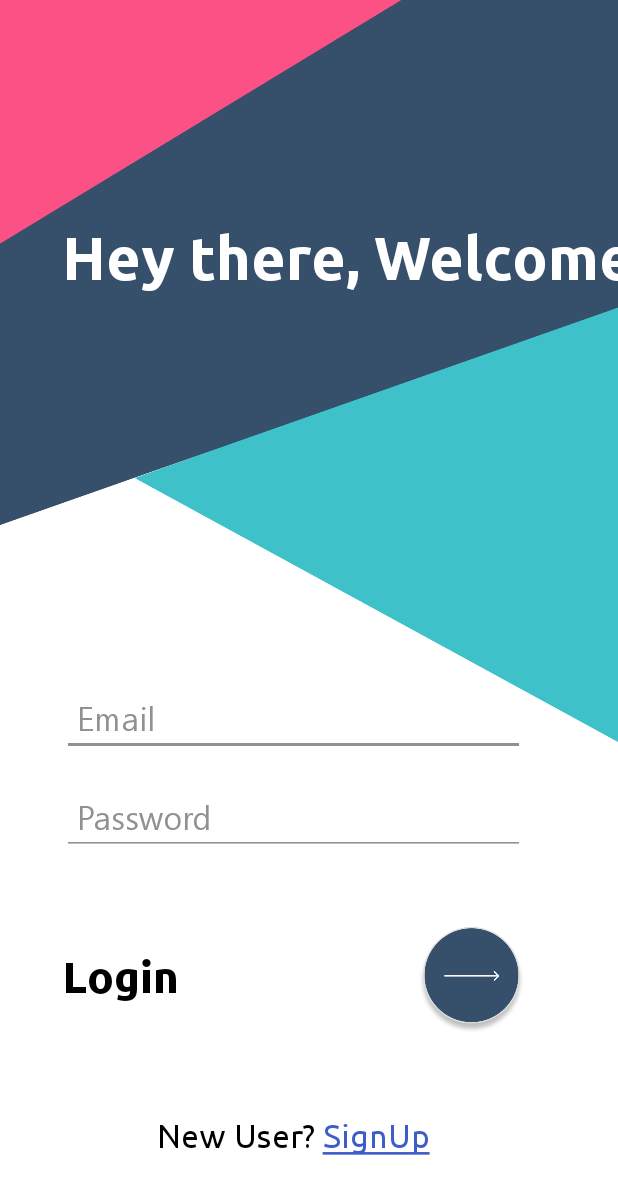
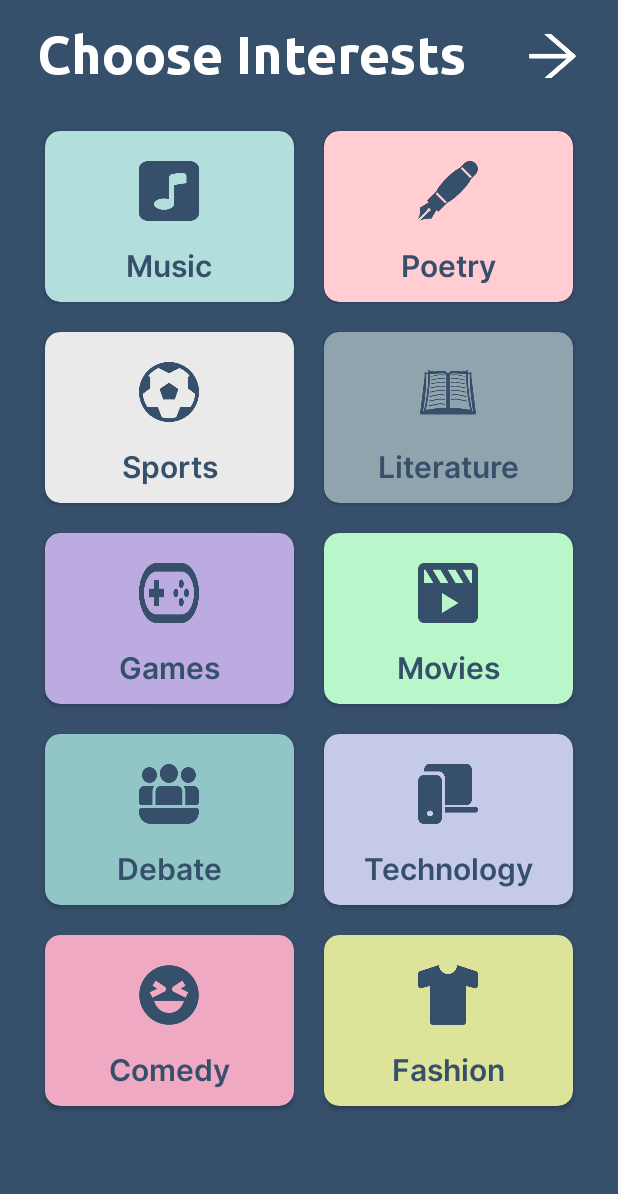
Before and after one commit to Vaibhav5702/Milan, an Android app: the screen it shows after launch (LoginActivity before the commit, InterestActivity after it), on a phone screen of 412 x 824 dp. Shown: the top 1194 px of the screen. Run offline under Robolectric (Android 15) with nearby library versions, the phone set to English and light mode, and no system bars.

Commit message:
Interests

```diff
--- a/app/src/main/AndroidManifest.xml
+++ b/app/src/main/AndroidManifest.xml
@@ -9,7 +9,8 @@
         android:roundIcon="@mipmap/ic_launcher_round"
         android:supportsRtl="true"
         android:theme="@style/Theme.Milan">
-        <activity android:name=".SignUpActivity"></activity>
+        <activity android:name=".InterestActivity"></activity>
+        <activity android:name=".SignUpActivity" />
         <activity android:name=".LoginActivity" />
         <activity android:name=".MainActivity">
             <intent-filter>
--- /dev/null
+++ b/app/src/main/java/com/example/milan/Interest.java
@@ -0,0 +1,16 @@
+package com.example.milan;
+
+public class Interest {
+    String interest;
+
+    public Interest(String interest) {
+        this.interest = interest;
+    }
+
+
+    public String getInterest() {
+        return interest;
+    }
+
+
+}
--- /dev/null
+++ b/app/src/main/java/com/example/milan/InterestActivity.java
@@ -0,0 +1,48 @@
+package com.example.milan;
+
+import androidx.appcompat.app.AppCompatActivity;
+import androidx.recyclerview.widget.GridLayoutManager;
+import androidx.recyclerview.widget.RecyclerView;
+
+import android.os.Bundle;
+
+import java.util.ArrayList;
+
+public class InterestActivity extends AppCompatActivity implements InterestAdapter.ItemClick {
+
+    RecyclerView recyclerView;
+    RecyclerView.Adapter adapter;
+    RecyclerView.LayoutManager layoutManager;
+    ArrayList<Interest> interestArrayList;
+    @Override
+    protected void onCreate(Bundle savedInstanceState) {
+        super.onCreate(savedInstanceState);
+        setContentView(R.layout.activity_interest);
+        recyclerView=findViewById(R.id.interest_rv);
+        createList();
+        layoutManager=new GridLayoutManager(this,2,RecyclerView.VERTICAL,false);
+        adapter=new InterestAdapter(this,interestArrayList);
+        recyclerView.setHasFixedSize(true);
+        recyclerView.setAdapter(adapter);
+        recyclerView.setLayoutManager(layoutManager);
+    }
+    public void createList()
+    {
+        interestArrayList=new ArrayList<>();
+        interestArrayList.add(new Interest("music"));
+        interestArrayList.add(new Interest("poetry"));
+        interestArrayList.add(new Interest("sports"));
+        interestArrayList.add(new Interest("literature"));
+        interestArrayList.add(new Interest("games"));
+        interestArrayList.add(new Interest("movies"));
+        interestArrayList.add(new Interest("debate"));
+        interestArrayList.add(new Interest("technology"));
+        interestArrayList.add(new Interest("comedy"));
+        interestArrayList.add(new Interest("fashion"));
+    }
+
+    @Override
+    public void onItemClick(int i) {
+
+    }
+}
--- /dev/null
+++ b/app/src/main/java/com/example/milan/InterestAdapter.java
@@ -0,0 +1,105 @@
+package com.example.milan;
+
+import android.content.Context;
+import android.graphics.Color;
+import android.graphics.drawable.ColorDrawable;
+import android.view.LayoutInflater;
+import android.view.View;
+import android.view.ViewGroup;
+import android.widget.ImageView;
+import android.widget.TextView;
+
+import androidx.cardview.widget.CardView;
+import androidx.recyclerview.widget.RecyclerView;
+
+import java.util.List;
+
+public class InterestAdapter extends RecyclerView.Adapter<InterestAdapter.ViewHolder> {
+    ItemClick activity;
+    List<Interest> list;
+
+    public interface ItemClick {
+        void onItemClick(int i);
+    }
+
+    public InterestAdapter(Context context, List<Interest> list) {
+        this.list = list;
+        this.activity = (ItemClick) context;
+    }
+
+    public class ViewHolder extends RecyclerView.ViewHolder {
+        ImageView interest_icon;
+        TextView interest_text;
+        CardView interest_card;
+
+        public ViewHolder(View itemView) {
+            super(itemView);
+            this.interest_icon=itemView.findViewById(R.id.interest_icon);
+            this.interest_card=itemView.findViewById(R.id.interest_card);
+            this.interest_text=itemView.findViewById(R.id.interest_text);
+            itemView.setOnClickListener(v -> InterestAdapter.this.activity.onItemClick(InterestAdapter.this.list.indexOf((Interest) v.getTag())));
+        }
+    }
+
+    public ViewHolder onCreateViewHolder(ViewGroup parent, int viewType) {
+        return new ViewHolder(LayoutInflater.from(parent.getContext()).inflate(R.layout.interest_layout, parent, false));
+    }
+
+    public void onBindViewHolder(ViewHolder holder, int position) {
+        holder.itemView.setTag(this.list.get(position));
+        if(this.list.get(position).getInterest().equals("music")) {
+            holder.interest_text.setText("Music");
+            holder.interest_icon.setImageResource(R.drawable.music_interest);
+            holder.interest_card.getBackground().setTint(Color.parseColor("#B2DFDB"));
+        }
+        else if(this.list.get(position).getInterest().equals("poetry")) {
+            holder.interest_text.setText("Poetry");
+            holder.interest_icon.setImageResource(R.drawable.poetry_interest);
+            holder.interest_card.getBackground().setTint(Color.parseColor("#FFCDD2"));
+        }
+        else if(this.list.get(position).getInterest().equals("sports")) {
+            holder.interest_text.setText("Sports");
+            holder.interest_icon.setImageResource(R.drawable.sports_interest);
+            holder.interest_card.getBackground().setTint(Color.parseColor("#EAEAEA"));
+        }
+        else if(this.list.get(position).getInterest().equals("literature")) {
+            holder.interest_text.setText("Literature");
+            holder.interest_icon.setImageResource(R.drawable.literature_interest);
+            holder.interest_card.getBackground().setTint(Color.parseColor("#90A4AE"));
+        }
+        else if(this.list.get(position).getInterest().equals("games")) {
+            holder.interest_text.setText("Games");
+            holder.interest_icon.setImageResource(R.drawable.game_interest);
+            holder.interest_card.getBackground().setTint(Color.parseColor("#BCABE1"));
+        }
+        else if(this.list.get(position).getInterest().equals("movies")) {
+            holder.interest_text.setText("Movies");
+            holder.interest_icon.setImageResource(R.drawable.movies_interest);
+            holder.interest_card.getBackground().setTint(Color.parseColor("#B9F6CA"));
+        }
+        else if(this.list.get(position).getInterest().equals("debate")) {
+            holder.interest_text.setText("Debate");
+            holder.interest_icon.setImageResource(R.drawable.debate_interest);
+            holder.interest_card.getBackground().setTint(Color.parseColor("#92C6C6"));
+        }
+        else if(this.list.get(position).getInterest().equals("technology")) {
+            holder.interest_text.setText("Technology");
+            holder.interest_icon.setImageResource(R.drawable.tech_interest);
+            holder.interest_card.getBackground().setTint(Color.parseColor("#C5CAE9"));
+        }
+        else if(this.list.get(position).getInterest().equals("comedy")) {
+            holder.interest_text.setText("Comedy");
+            holder.interest_icon.setImageResource(R.drawable.comedy_interest);
+            holder.interest_card.getBackground().setTint(Color.parseColor("#F0A9C2"));
+        }
+        else if(this.list.get(position).getInterest().equals("fashion")) {
+            holder.interest_text.setText("Fashion");
+            holder.interest_icon.setImageResource(R.drawable.fashion_interest);
+            holder.interest_card.getBackground().setTint(Color.parseColor("#DDE398"));
+        }
+    }
+
+    public int getItemCount() {
+        return this.list.size();
+    }
+}
--- a/app/src/main/java/com/example/milan/MainActivity.java
+++ b/app/src/main/java/com/example/milan/MainActivity.java
@@ -11,7 +11,7 @@ public class MainActivity extends AppCompatActivity {
     protected void onCreate(Bundle savedInstanceState) {
         super.onCreate(savedInstanceState);
         setContentView(R.layout.activity_main);
-        Intent intent= new Intent(MainActivity.this,LoginActivity.class);
+        Intent intent= new Intent(MainActivity.this,InterestActivity.class);
         startActivity(intent);
     }
 }
--- /dev/null
+++ b/app/src/main/res/layout/activity_interest.xml
@@ -0,0 +1,40 @@
+<?xml version="1.0" encoding="utf-8"?>
+<LinearLayout xmlns:android="http://schemas.android.com/apk/res/android"
+    xmlns:app="http://schemas.android.com/apk/res-auto"
+    xmlns:tools="http://schemas.android.com/tools"
+    android:layout_width="match_parent"
+    android:layout_height="match_parent"
+    android:background="#364F6B"
+    android:orientation="vertical"
+    tools:context=".InterestActivity">
+    <LinearLayout
+        android:layout_width="match_parent"
+        android:layout_height="wrap_content">
+        <TextView
+            android:layout_width="0dp"
+            android:layout_height="wrap_content"
+            android:text="Choose Interests"
+            android:textColor="@color/white"
+            android:fontFamily="@font/ubuntu_bold"
+            android:textSize="35sp"
+            android:gravity="center_horizontal"
+            android:layout_marginTop="15dp"
+            android:layout_weight="5"/>
+        <ImageView
+            android:layout_width="0dp"
+            android:layout_height="30dp"
+            android:src="@drawable/forward_arrow"
+            android:layout_weight="1"
+            android:layout_marginTop="22dp"
+            android:layout_marginEnd="10dp"
+            />
+    </LinearLayout>
+
+    <androidx.recyclerview.widget.RecyclerView
+        android:id="@+id/interest_rv"
+        android:layout_width="match_parent"
+        android:layout_height="wrap_content"
+        android:layout_margin="20dp"/>
+
+
+</LinearLayout>
--- /dev/null
+++ b/app/src/main/res/layout/interest_layout.xml
@@ -0,0 +1,45 @@
+<?xml version="1.0" encoding="utf-8"?>
+<LinearLayout xmlns:android="http://schemas.android.com/apk/res/android"
+    xmlns:tools="http://schemas.android.com/tools"
+    android:layout_width="match_parent"
+    android:layout_height="wrap_content"
+    xmlns:app="http://schemas.android.com/apk/res-auto">
+    <androidx.cardview.widget.CardView
+        android:id="@+id/interest_card"
+        android:layout_width="match_parent"
+        android:layout_height="wrap_content"
+        android:backgroundTint="#B2DFDB"
+        android:layout_margin="10dp"
+        app:cardCornerRadius="10dp"
+        android:outlineAmbientShadowColor="@color/black"
+        android:elevation="20dp"
+        tools:targetApi="p">
+        <LinearLayout
+            android:layout_width="match_parent"
+            android:layout_height="match_parent"
+            android:orientation="vertical"
+            android:padding="10dp">
+            <ImageView
+                android:id="@+id/interest_icon"
+                android:layout_width="40dp"
+                android:layout_height="40dp"
+                android:scaleType="fitXY"
+                android:layout_gravity="center_horizontal"
+                android:src="@drawable/music_interest"
+                android:layout_marginTop="10dp"
+                />
+            <TextView
+                android:id="@+id/interest_text"
+                android:layout_width="match_parent"
+                android:layout_height="wrap_content"
+                android:text="Music"
+                android:gravity="center_horizontal"
+                android:fontFamily="@font/inter_semi_bold"
+                android:layout_marginTop="15dp"
+                android:textSize="20sp"
+                android:textColor="#364F6B"
+                />
+        </LinearLayout>
+    </androidx.cardview.widget.CardView>
+
+</LinearLayout>
--- a/app/src/main/res/values/strings.xml
+++ b/app/src/main/res/values/strings.xml
@@ -4,11 +4,8 @@
     <string name="login">Login</string>
     <string name="password">Password</string>
     <string name="email">Email</string>
-    <string name="hey_there_welcome">Hey there,
-        <br>Welcome</br>
-    </string>
-    <string name="create_account">Create
-       <br>Account</br>
+    <string name="hey_there_welcome">Hey there,"\n"Welcome</string>
+    <string name="create_account">Create"\n"Account
     </string>
     <string name="name">Name</string>
     <string name="register">Register</string>
```
Also changed, not shown: app/src/main/res/drawable/comedy_interest.png (added), app/src/main/res/drawable/debate_interest.png (added), app/src/main/res/drawable/fashion_interest.png (added), app/src/main/res/drawable/forward_arrow.png (added), app/src/main/res/drawable/game_interest.png (added), app/src/main/res/drawable/literature_interest.png (added), app/src/main/res/drawable/movies_interest.png (added), app/src/main/res/drawable/music_interest.png (added), app/src/main/res/drawable/poetry_interest.png (added), app/src/main/res/drawable/sports_interest.png (added), app/src/main/res/drawable/tech_interest.png (added).
